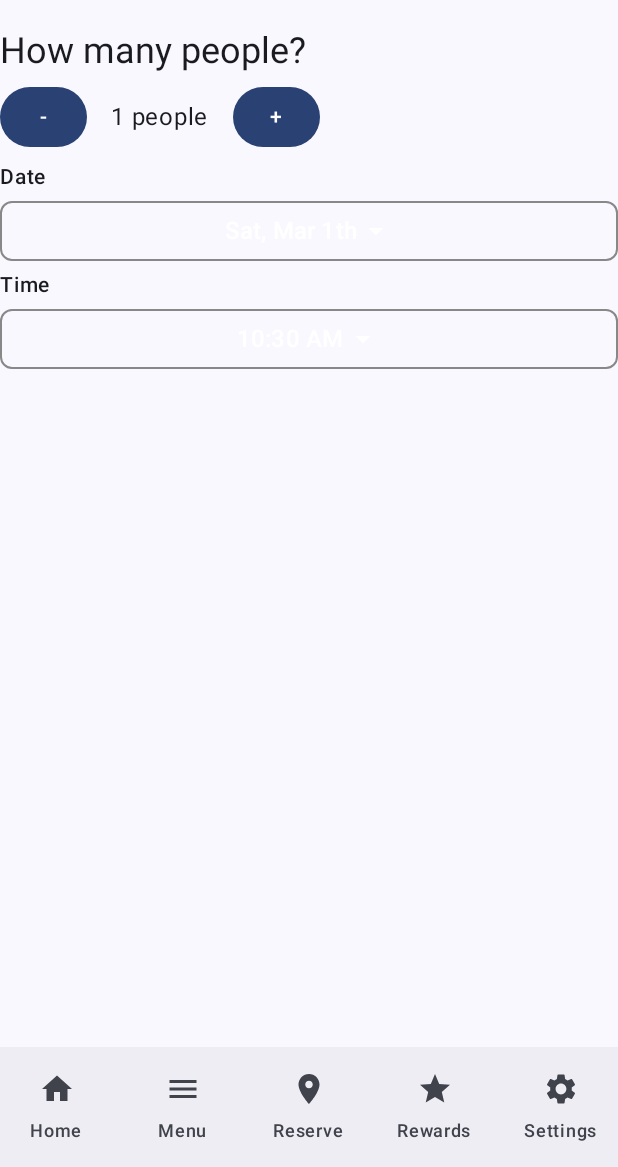
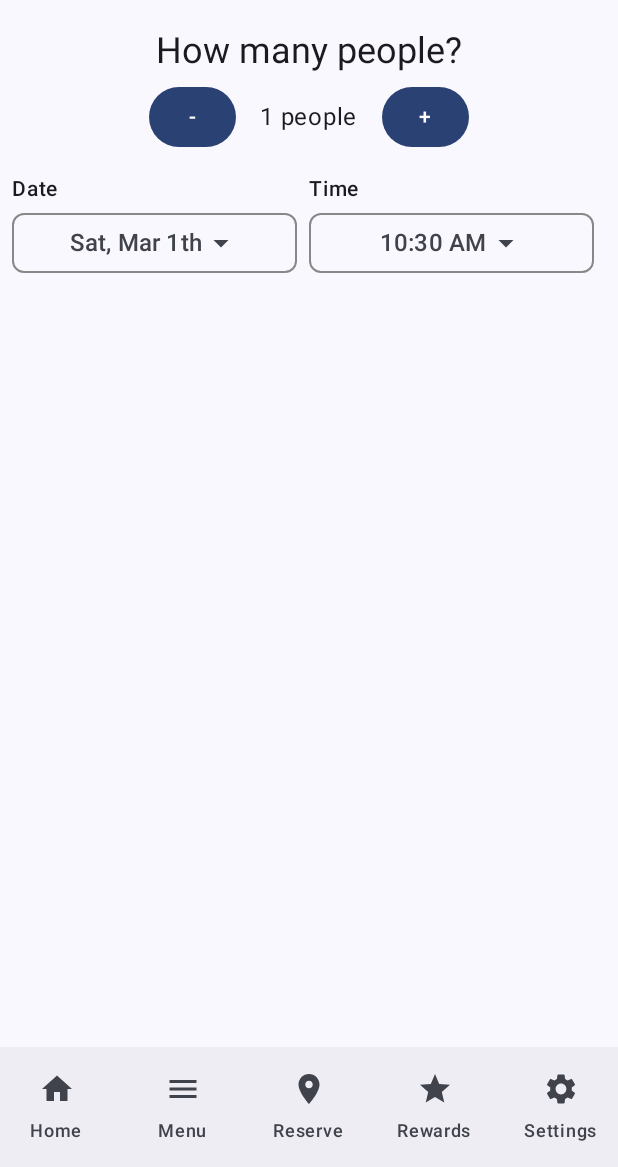
Before and after one commit to emi-a-dinh/mood_swing, an Android app built with Jetpack Compose: the ReservationScreen screen opened through its navigation route, on a phone screen of 412 x 824 dp, the part 69-1236 px from its top. Run offline under Robolectric (Android 15) with nearby library versions, the light colour scheme and no system bars.

Commit message:
reservation screen has time and date selections

```diff
--- a/app/src/main/java/com/zybooks/moodswing/ui/ReservationScreen.kt
+++ b/app/src/main/java/com/zybooks/moodswing/ui/ReservationScreen.kt
@@ -8,6 +8,9 @@ import androidx.compose.foundation.layout.Column
 import androidx.compose.foundation.layout.Row
 import androidx.compose.foundation.layout.fillMaxWidth
 import androidx.compose.foundation.layout.padding
+import androidx.compose.foundation.layout.width
+import androidx.compose.foundation.lazy.grid.GridCells
+import androidx.compose.foundation.lazy.grid.LazyVerticalGrid
 import androidx.compose.foundation.shape.RoundedCornerShape
 import androidx.compose.material.icons.Icons
 import androidx.compose.material.icons.filled.ArrowDropDown
@@ -35,15 +38,26 @@ import java.util.Locale
 
 @Composable
 fun ReservationScreen(viewModel: ReservationViewModel) {
-    Column {
+    Column(horizontalAlignment = Alignment.CenterHorizontally){
         Text("How many people?", style = MaterialTheme.typography.headlineSmall)
         GuestCounter(
             guestCount = viewModel.guestCount.value,
             onCountChanged = { newCount -> viewModel.guestCount.value = newCount }
         )
-        DatePickerComponent()
-        TimePickerComponent()
-    }
+        LazyVerticalGrid(
+            columns = GridCells.Fixed(2),
+
+            modifier = Modifier.padding(8.dp)
+        ) {
+            item{
+
+            DatePickerComponent()}
+            item{
+            TimePickerComponent()}
+
+
+    }}
+
 
 }
 
@@ -76,8 +90,8 @@ fun DatePickerComponent() {
             onClick = { showDatePicker.value = true },
             shape = RoundedCornerShape(8.dp),
             border = BorderStroke(1.dp, Color.Gray),
-            colors = ButtonDefaults.outlinedButtonColors(contentColor = Color.White),
-            modifier = Modifier.fillMaxWidth()
+//            colors = ButtonDefaults.outlinedButtonColors(contentColor = Color.White),
+            modifier = Modifier.width(190.dp)
         ) {
             Text(text = selectedDate.value, fontSize = 16.sp)
             Icon(imageVector = Icons.Default.ArrowDropDown, contentDescription = null)
@@ -122,8 +136,8 @@ fun TimePickerComponent() {
             onClick = { showTimePicker.value = true },
             shape = RoundedCornerShape(8.dp),
             border = BorderStroke(1.dp, Color.Gray),
-            colors = ButtonDefaults.outlinedButtonColors(contentColor = Color.White),
-            modifier = Modifier.fillMaxWidth()
+//            colors = ButtonDefaults.outlinedButtonColors(contentColor = Color.White),
+            modifier = Modifier.width(190.dp)
         ) {
             Text(text = selectedTime.value, fontSize = 16.sp)
             Icon(imageVector = Icons.Default.ArrowDropDown, contentDescription = "Dropdown")
```
